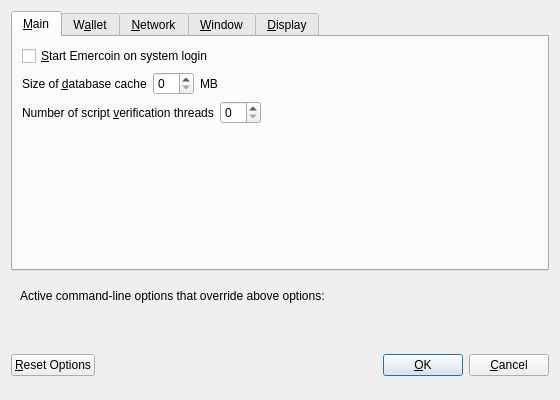
Old version of the form v3/src/qt/forms/optionsdialog.ui in the repository voicecoin/Voicecoin.
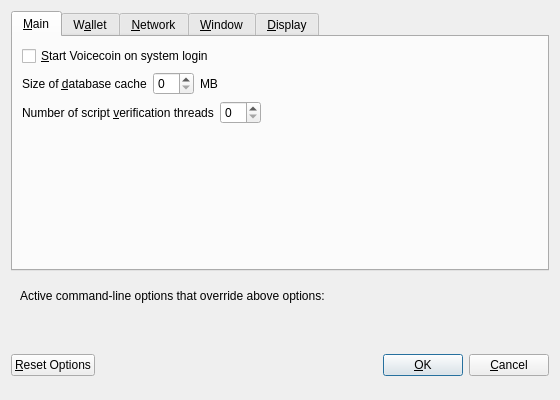
New version of the form. Custom widgets are drawn as their Qt base class.

```diff
--- a/v3/src/qt/forms/optionsdialog.ui
+++ b/v3/src/qt/forms/optionsdialog.ui
@@ -33,7 +33,7 @@
           <string>Automatically start Emercoin after logging in to the system.</string>
          </property>
          <property name="text">
-          <string>&amp;Start Emercoin on system login</string>
+          <string>&amp;Start Voicecoin on system login</string>
          </property>
         </widget>
        </item>
```
Left out of the diff: 8 changed lines with no effect on the pictures.
